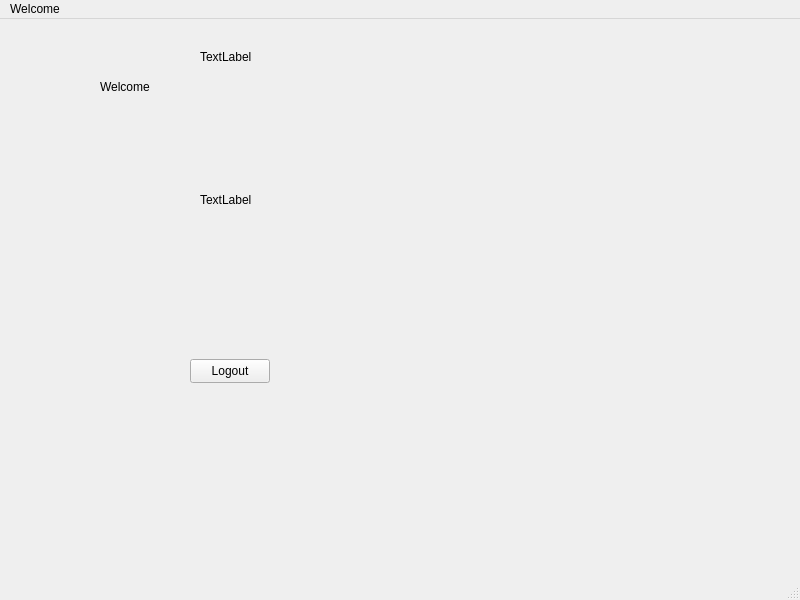
Before: the Qt Designer form welcomewindow.ui in MahinourAbdelgawad/CinemaProject, drawn with Qt 5.
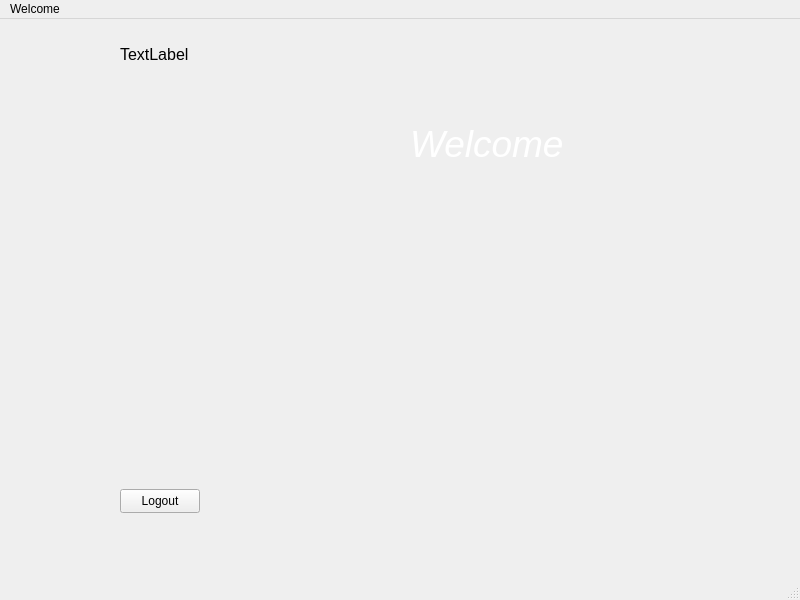
After: the same form once the commit is applied.

Patch:
```diff
--- a/welcomewindow.ui
+++ b/welcomewindow.ui
@@ -17,47 +17,47 @@
    <widget class="QLabel" name="label_hello">
     <property name="geometry">
      <rect>
-      <x>200</x>
-      <y>30</y>
+      <x>120</x>
+      <y>20</y>
       <width>351</width>
-      <height>16</height>
+      <height>31</height>
      </rect>
     </property>
     <property name="text">
-     <string>TextLabel</string>
+     <string>&lt;html&gt;&lt;head/&gt;&lt;body&gt;&lt;p&gt;&lt;span style=&quot; font-size:12pt;&quot;&gt;TextLabel&lt;/span&gt;&lt;/p&gt;&lt;/body&gt;&lt;/html&gt;</string>
     </property>
    </widget>
    <widget class="QLabel" name="label_welcome">
     <property name="geometry">
      <rect>
-      <x>100</x>
-      <y>60</y>
-      <width>81</width>
-      <height>16</height>
+      <x>410</x>
+      <y>80</y>
+      <width>171</width>
+      <height>91</height>
      </rect>
     </property>
     <property name="text">
-     <string>Welcome</string>
+     <string>&lt;html&gt;&lt;head/&gt;&lt;body&gt;&lt;p&gt;&lt;span style=&quot; font-size:28pt; font-style:italic; color:#ffffff;&quot;&gt;Welcome&lt;/span&gt;&lt;/p&gt;&lt;/body&gt;&lt;/html&gt;</string>
     </property>
    </widget>
    <widget class="QLabel" name="label_image">
     <property name="geometry">
      <rect>
-      <x>200</x>
+      <x>120</x>
       <y>60</y>
-      <width>381</width>
-      <height>241</height>
+      <width>541</width>
+      <height>381</height>
      </rect>
     </property>
     <property name="text">
-     <string>TextLabel</string>
+     <string/>
     </property>
    </widget>
    <widget class="QPushButton" name="pushButton_logout">
     <property name="geometry">
      <rect>
-      <x>190</x>
-      <y>340</y>
+      <x>120</x>
+      <y>470</y>
       <width>80</width>
       <height>24</height>
      </rect>
```
Left out of the diff: 4 changed lines with no effect on the pictures.
